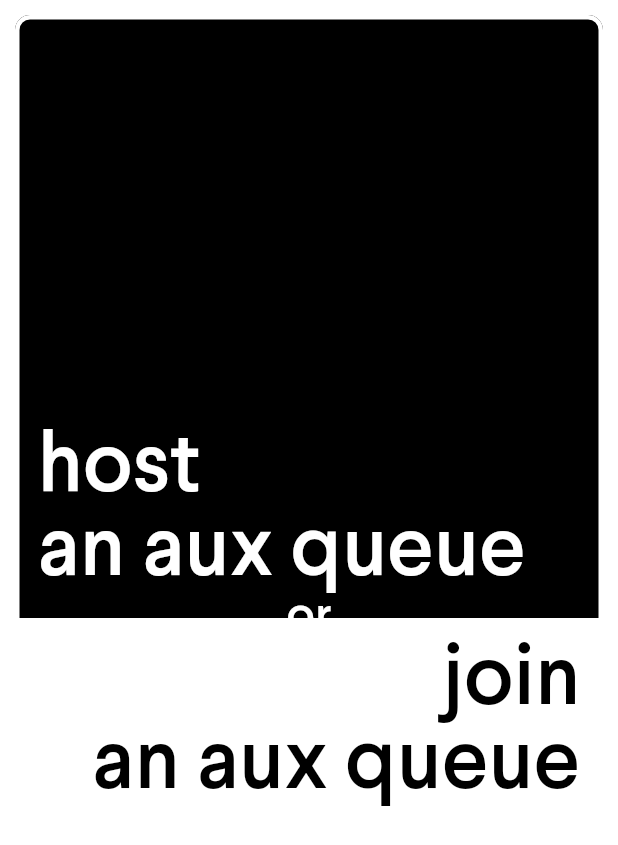
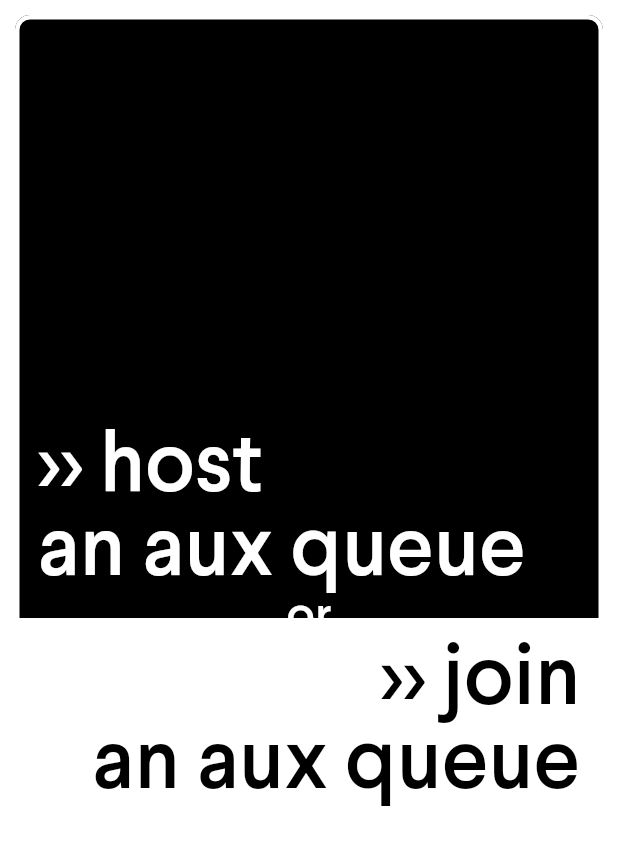
Before and after one commit to j3remych3n/pass-the-aux, a Flutter app: the screen it shows after launch, on a phone screen of 412 x 824 dp. Shown: the top 845 px of the screen. Run offline on Flutter 3.47's test engine with Material 2 defaults, Android fonts, the phone set to English and light mode, and no system bars.

Commit message:
minor changes

```diff
--- a/aux_ui/lib/main.dart
+++ b/aux_ui/lib/main.dart
@@ -1,9 +1,7 @@
 import 'package:flutter/material.dart';
 import 'package:aux_ui/theme/colors.dart';
 import 'package:aux_ui/theme/text.dart';
-import './widgets/aux_card.dart';
-import './widgets/text_half_screen.dart';
-import 'theme/size_config.dart';
+import 'screens/nux_intro.dart';
 
 void main() => runApp(AuxApp());
 
@@ -21,44 +19,6 @@ class AuxApp extends StatelessWidget {
           textTheme:
               auxTextTheme, // TODO add secondary text theme for alt buttons?
         ),
-        home: GuestIntro());
+        home: NuxIntro());
   }
 }
-
-class GuestIntro extends StatelessWidget {
-  @override
-  Widget build(BuildContext context) {
-    SizeConfig().init(context);
-    return Container(
-        height: SizeConfig.safeBlockVertical * 100,
-        width: SizeConfig.safeBlockHorizontal * 100,
-        child: Padding(
-            padding: SizeConfig.notchPadding,
-            child: AuxCard(
-              borderColor: auxAccent,
-              padding: 0.0,
-              child: Stack(children: <Widget>[
-                Column(
-                mainAxisSize: MainAxisSize.max,
-                children: <Widget>[
-                  Expanded(
-                      child: TextHalfScreen(
-                          orientation: "top",
-                          background: auxPrimary,
-                          textStyle: auxDisp3,
-                          text: "host\nan aux queue")),
-                  Expanded(
-                      child: TextHalfScreen(
-                          orientation: "bottom",
-                          background: auxAccent,
-                          textStyle: auxDisp3Inv,
-                          text: "join\nan aux queue"))
-                ],
-              ),
-                Center(child: Padding(
-                    padding: EdgeInsets.all(20),
-                    child: Text('or', style: auxDispMidAccent)
-                )),
-            ]))));
-  }
-}
--- /dev/null
+++ b/aux_ui/lib/screens/nux_intro.dart
@@ -0,0 +1,44 @@
+import 'package:flutter/material.dart';
+import 'package:aux_ui/theme/colors.dart';
+import 'package:aux_ui/theme/text.dart';
+import '../widgets/aux_card.dart';
+import '../widgets/text_half_card.dart';
+import '../theme/size_config.dart';
+
+class NuxIntro extends StatelessWidget {
+  @override
+  Widget build(BuildContext context) {
+    SizeConfig().init(context);
+    return Container(
+        height: SizeConfig.safeBlockVertical * 100,
+        width: SizeConfig.safeBlockHorizontal * 100,
+        child: Padding(
+            padding: SizeConfig.notchPadding,
+            child: AuxCard(
+                borderColor: auxAccent,
+                padding: 0.0,
+                child: Stack(children: <Widget>[
+                  Column(
+                    mainAxisSize: MainAxisSize.max,
+                    children: <Widget>[
+                      Expanded(
+                          child: TextHalfCard(
+                              orientation: "top",
+                              background: auxPrimary,
+                              textStyle: auxDisp3,
+                              text: ">> host\nan aux queue")),
+                      Expanded(
+                          child: TextHalfCard(
+                              orientation: "bottom",
+                              background: auxAccent,
+                              textStyle: auxDisp3Inv,
+                              text: ">> join\nan aux queue"))
+                    ],
+                  ),
+                  Center(child: Padding(
+                      padding: EdgeInsets.all(20),
+                      child: Text('or', style: auxDispMidAccent)
+                  )),
+                ]))));
+  }
+}
--- a/aux_ui/lib/widgets/text_half_screen.dart
+++ b/aux_ui/lib/widgets/text_half_card.dart
@@ -2,7 +2,7 @@ import 'package:flutter/material.dart';
 import 'package:aux_ui/theme/colors.dart';
 import '../theme/size_config.dart';
 
-class TextHalfScreenState extends State<TextHalfScreen> {
+class TextHalfCardState extends State<TextHalfCard> {
   List<Color> bgColorsPlain;
   List<Color> bgColorsGradient;
   bool pressed = false;
@@ -115,13 +115,13 @@ class TextHalfScreenState extends State<TextHalfScreen> {
   }
 }
 
-class TextHalfScreen extends StatefulWidget {
+class TextHalfCard extends StatefulWidget {
   final String orientation;
   final Color background;
   final TextStyle textStyle;
   final String text;
 
-  TextHalfScreen(
+  TextHalfCard(
       {Key key,
       @required this.orientation,
       @required this.background,
@@ -130,5 +130,5 @@ class TextHalfScreen extends StatefulWidget {
       : super(key: key);
 
   @override
-  TextHalfScreenState createState() => TextHalfScreenState();
+  TextHalfCardState createState() => TextHalfCardState();
 }
```
Also changed, not shown: aux_ui/lib/main_comp.dart (deleted, +0 -107 lines).
